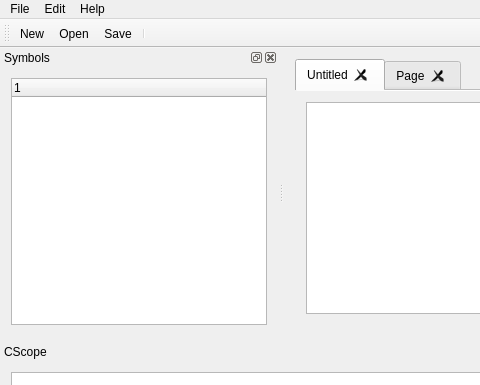
Old version of the form mainwindow.ui in the repository doganckaratas/kscope-ng; both pictures show x 0 to 480 and y 0 to 385 of the 1150 by 597 pixel window.
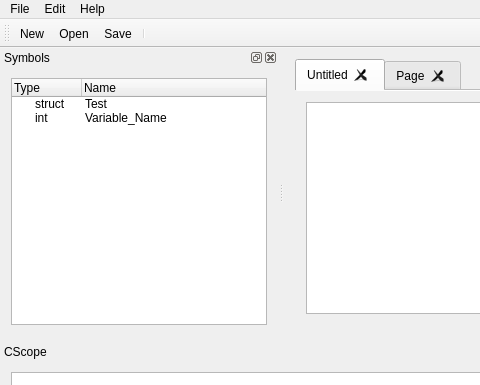
New version of the form.

Commit message: Added dummy TreeView elements

```diff
--- a/mainwindow.ui
+++ b/mainwindow.ui
@@ -147,11 +147,44 @@
     <layout class="QVBoxLayout" name="verticalLayout_9">
      <item>
       <widget class="QTreeWidget" name="treeWidget_7">
+       <property name="animated">
+        <bool>true</bool>
+       </property>
+       <property name="columnCount">
+        <number>2</number>
+       </property>
+       <attribute name="headerDefaultSectionSize">
+        <number>70</number>
+       </attribute>
+       <attribute name="headerShowSortIndicator" stdset="0">
+        <bool>true</bool>
+       </attribute>
        <column>
         <property name="text">
-         <string notr="true">1</string>
+         <string notr="true">Type</string>
         </property>
        </column>
+       <column>
+        <property name="text">
+         <string>Name</string>
+        </property>
+       </column>
+       <item>
+        <property name="text">
+         <string>struct</string>
+        </property>
+        <property name="text">
+         <string>Test</string>
+        </property>
+       </item>
+       <item>
+        <property name="text">
+         <string>int</string>
+        </property>
+        <property name="text">
+         <string>Variable_Name</string>
+        </property>
+       </item>
       </widget>
      </item>
     </layout>
```
